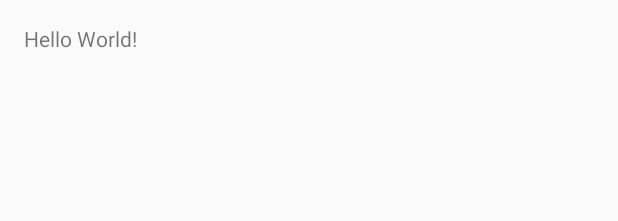
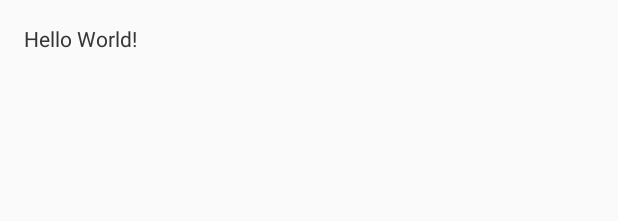
Before and after one commit to HiagoSilva/ZikaZero, an Android app: the layout activity_main.xml on its own in the app's theme, with its tools: preview values and no code run, on a phone screen of 412 x 824 dp. Shown: the top 221 px of the screen. Run offline under Robolectric (Android 15) with nearby library versions, the phone set to English and light mode, and no system bars.

Commit message:
Alteracao 1 - teste.

```diff
--- a/app/src/main/res/layout/activity_main.xml
+++ b/app/src/main/res/layout/activity_main.xml
@@ -14,4 +14,9 @@
         android:text="Hello World!"
         android:layout_width="wrap_content"
         android:layout_height="wrap_content" />
+
+    <TextView
+        android:text="Hello World!"
+        android:layout_width="wrap_content"
+        android:layout_height="wrap_content" />
 </RelativeLayout>
```
